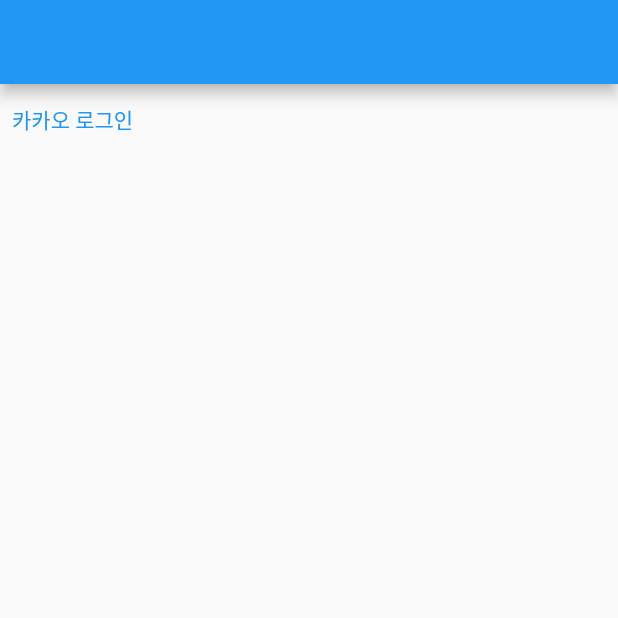
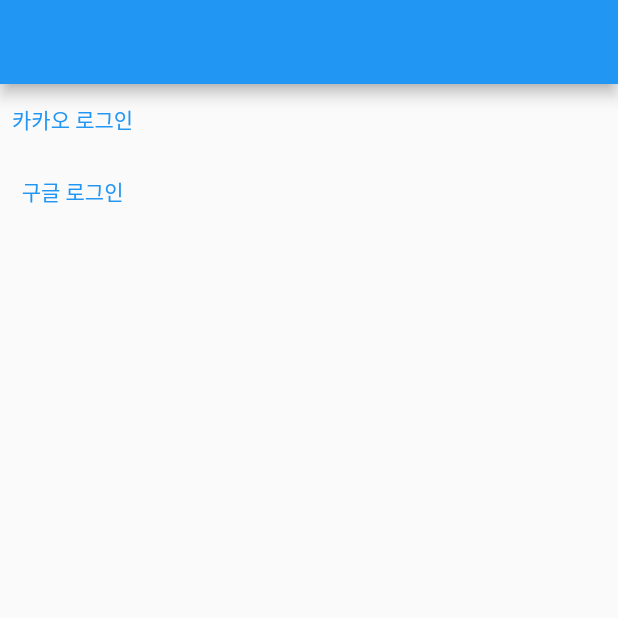
Before and after one commit to kusitms-com/28th_Meetup_TeamF_FARMUS_Front, a Flutter app: the screen it shows after launch, after a tap on "카카오 로그인", on a phone screen of 412 x 824 dp, the top half of it. Run offline on Flutter 3.47's test engine with Material 2 defaults, Android fonts, the phone set to English and light mode, and no system bars; our stand-ins replace firebase_core, get, google_sign_in; missing offline and left inert: kakao_flutter_sdk; accounts and stored records are empty.

Commit message:
[feat] : 구글 로그인 - 파이어 베이스 사용 준비 (#2)

```diff
--- a/lib/main.dart
+++ b/lib/main.dart
@@ -1,10 +1,16 @@
+import 'package:firebase_core/firebase_core.dart';
 import 'package:flutter/material.dart';
 import 'package:kakao_flutter_sdk/kakao_flutter_sdk_template.dart';
+import 'package:mojacknong_android/firebase_options.dart';
 import 'package:mojacknong_android/view/login/loginScreen.dart';
 
-void main() {
+void main() async {
   // 웹 환경에서 카카오 로그인을 정상적으로 완료하기 위함
   WidgetsFlutterBinding.ensureInitialized();
+
+  await Firebase.initializeApp(
+    options: DefaultFirebaseOptions.currentPlatform,
+  );
 
   // runApp() 호출 전 Flutter SDK 초기화
   KakaoSdk.init(
--- a/lib/view/login/loginScreen.dart
+++ b/lib/view/login/loginScreen.dart
@@ -1,6 +1,9 @@
 import 'package:flutter/material.dart';
 import 'package:flutter/services.dart';
+import 'package:google_sign_in/google_sign_in.dart';
 import 'package:kakao_flutter_sdk/kakao_flutter_sdk_talk.dart';
+
+final GoogleSignIn googleSignIn = GoogleSignIn();
 
 class LoginScreen extends StatelessWidget {
   const LoginScreen({super.key});
@@ -11,9 +14,31 @@
       debugShowCheckedModeBanner: false,
       home: Scaffold(
         appBar: AppBar(),
-        body: GestureDetector(
+        body: Column(
+          children: [
+            GestureDetector(
               child: TextButton(
-            onPressed: () async {
+                onPressed: getKakaoLogin,
+                child: const Text(
+                  "카카오 로그인",
+                ),
+              ),
+            ),
+            GestureDetector(
+              child: TextButton(
+                onPressed: getGoogleLogin,
+                child: const Text(
+                  "구글 로그인",
+                ),
+              ),
+            ),
+          ],
+        ),
+      ),
+    );
+  }
+
+  void getKakaoLogin() async {
     print("카카오 로그인 버튼 클릭");
     if (await isKakaoTalkInstalled()) {
       try {
@@ -39,17 +64,24 @@
       try {
         await UserApi.instance.loginWithKakaoAccount();
         print('카카오계정으로 로그인 성공');
+
+        User user = await UserApi.instance.me();
+        print(user.id);
       } catch (error) {
         print('카카오계정으로 로그인 실패 $error');
       }
     }
-            },
-            child: const Text(
-              "카카오 로그인",
-            ),
-          ),
-        ),
-      ),
-    );
+  }
+
+  Future<void> getGoogleLogin() async {
+    print("구글 로그인 버튼 클릭");
+
+    final GoogleSignInAccount? googleSignInAccount =
+        await googleSignIn.signIn();
+
+    final GoogleSignInAuthentication googleSignInAuthentication =
+        await googleSignInAccount!.authentication;
+
+    print(googleSignInAuthentication);
   }
 }
--- a/pubspec.yaml
+++ b/pubspec.yaml
@@ -43,6 +43,7 @@
   get: ^4.6.6
   image_picker: ^1.0.4
   kakao_flutter_sdk: ^1.6.1
+  firebase_core: ^2.18.0
 
 dev_dependencies:
   flutter_test:
```
Also changed, not shown: lib/firebase_options.dart (added), pubspec.lock, 8 other files. Lines whose indentation alone changed are shown as unchanged.
